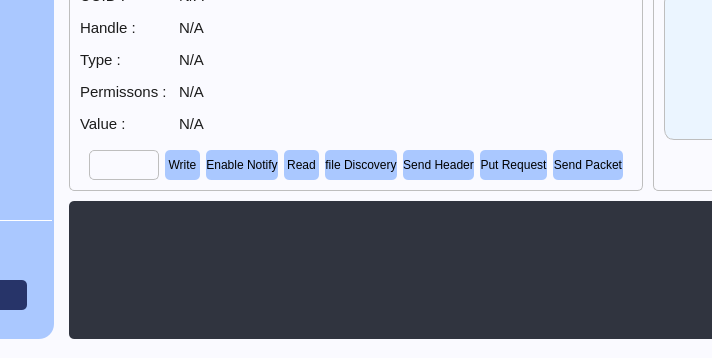
First picture: the form in BLE_GUI.ui, repository EdwinFairchild/BLE-PyDex, before the edit; both pictures show x 164 to 876 and y 382 to 740 of the 1401 by 740 pixel window.
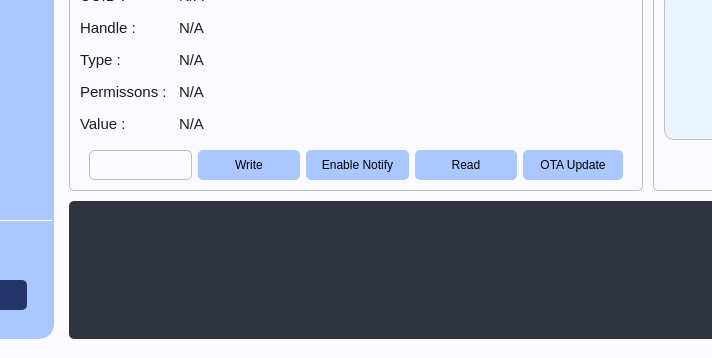
Second picture: the form after the edit. Custom widgets are drawn as their Qt base class.

The edit to the form file:
```diff
--- a/BLE_GUI.ui
+++ b/BLE_GUI.ui
@@ -1380,7 +1380,7 @@
                             <property name="frameShadow">
                              <enum>QFrame::Raised</enum>
                             </property>
-                            <layout class="QHBoxLayout" name="horizontalLayout" stretch="1,1,1,1,0,0,0,0">
+                            <layout class="QHBoxLayout" name="horizontalLayout" stretch="1,1,1,1,0">
                              <property name="bottomMargin">
                               <number>0</number>
                              </property>
@@ -1524,7 +1524,7 @@
                               <widget class="QPushButton" name="btnFileDisc">
                                <property name="minimumSize">
                                 <size>
-                                 <width>0</width>
+                                 <width>100</width>
                                  <height>30</height>
                                 </size>
                                </property>
@@ -1550,109 +1550,7 @@
 }</string>
                                </property>
                                <property name="text">
-                                <string>file Discovery</string>
-                               </property>
-                              </widget>
-                             </item>
-                             <item>
-                              <widget class="QPushButton" name="btnSendHeader">
-                               <property name="minimumSize">
-                                <size>
-                                 <width>0</width>
-                                 <height>30</height>
-                                </size>
-                               </property>
-                               <property name="styleSheet">
-                                <string notr="true">QPushButton{
-	color: rgb(0, 0, 0);
-		background-color: rgb(170,200,255);
-	border:none;
-border-radius:5px;
-
-}
-
-QPushButton:hover{
-	color: rgb(28, 28, 28);
-		background-color: rgb(140,170,255);
-
-}
-
-QPushButton:pressed{
-	
-		color: rgb(28, 28, 28);
-	background-color: rgb(110,140,255);
-}</string>
-                               </property>
-                               <property name="text">
-                                <string>Send Header</string>
-                               </property>
-                              </widget>
-                             </item>
-                             <item>
-                              <widget class="QPushButton" name="btnPutReq">
-                               <property name="minimumSize">
-                                <size>
-                                 <width>0</width>
-                                 <height>30</height>
-                                </size>
-                               </property>
-                               <property name="styleSheet">
-                                <string notr="true">QPushButton{
-	color: rgb(0, 0, 0);
-		background-color: rgb(170,200,255);
-	border:none;
-border-radius:5px;
-
-}
-
-QPushButton:hover{
-	color: rgb(28, 28, 28);
-		background-color: rgb(140,170,255);
-
-}
-
-QPushButton:pressed{
-	
-		color: rgb(28, 28, 28);
-	background-color: rgb(110,140,255);
-}</string>
-                               </property>
-                               <property name="text">
-                                <string>Put Request</string>
-                               </property>
-                              </widget>
-                             </item>
-                             <item>
-                              <widget class="QPushButton" name="btnSendPacket">
-                               <property name="minimumSize">
-                                <size>
-                                 <width>0</width>
-                                 <height>30</height>
-                                </size>
-                               </property>
-                               <property name="styleSheet">
-                                <string notr="true">QPushButton{
-	color: rgb(0, 0, 0);
-		background-color: rgb(170,200,255);
-	border:none;
-border-radius:5px;
-
-}
-
-QPushButton:hover{
-	color: rgb(28, 28, 28);
-		background-color: rgb(140,170,255);
-
-}
-
-QPushButton:pressed{
-	
-		color: rgb(28, 28, 28);
-	background-color: rgb(110,140,255);
-}</string>
-                               </property>
-                               <property name="text">
-                                <string>Send Packet</string>
+                                <string>OTA Update</string>
                                </property>
                               </widget>
                              </item>
```
Left out of the diff: 2 changed lines with no effect on the pictures.
